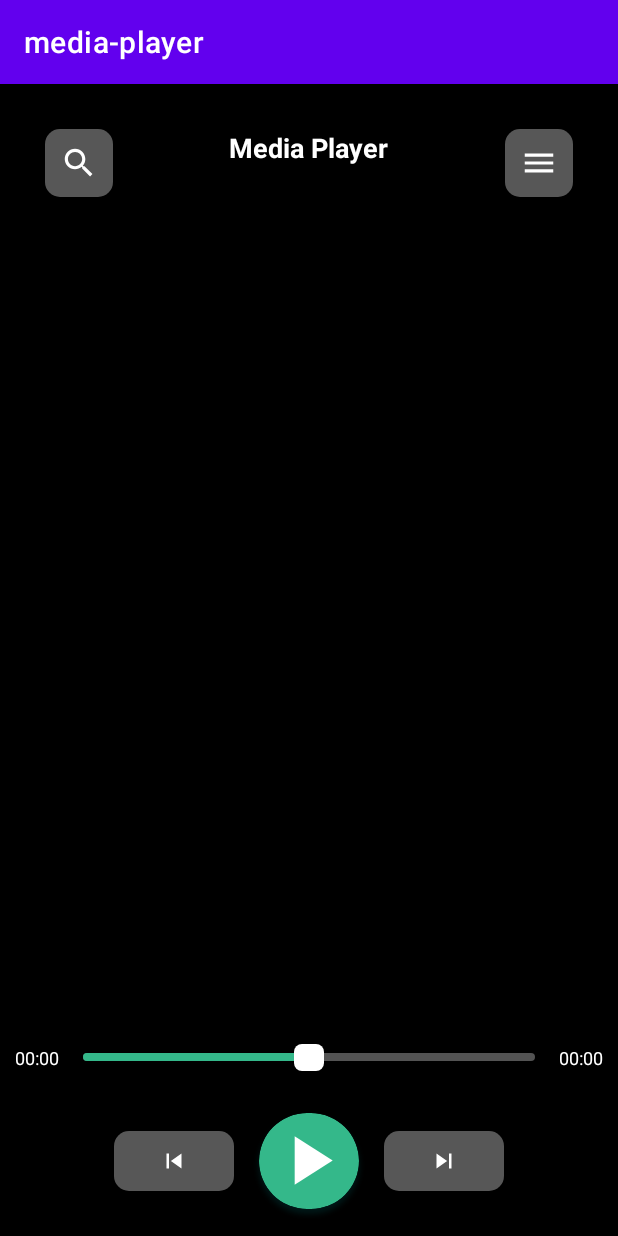
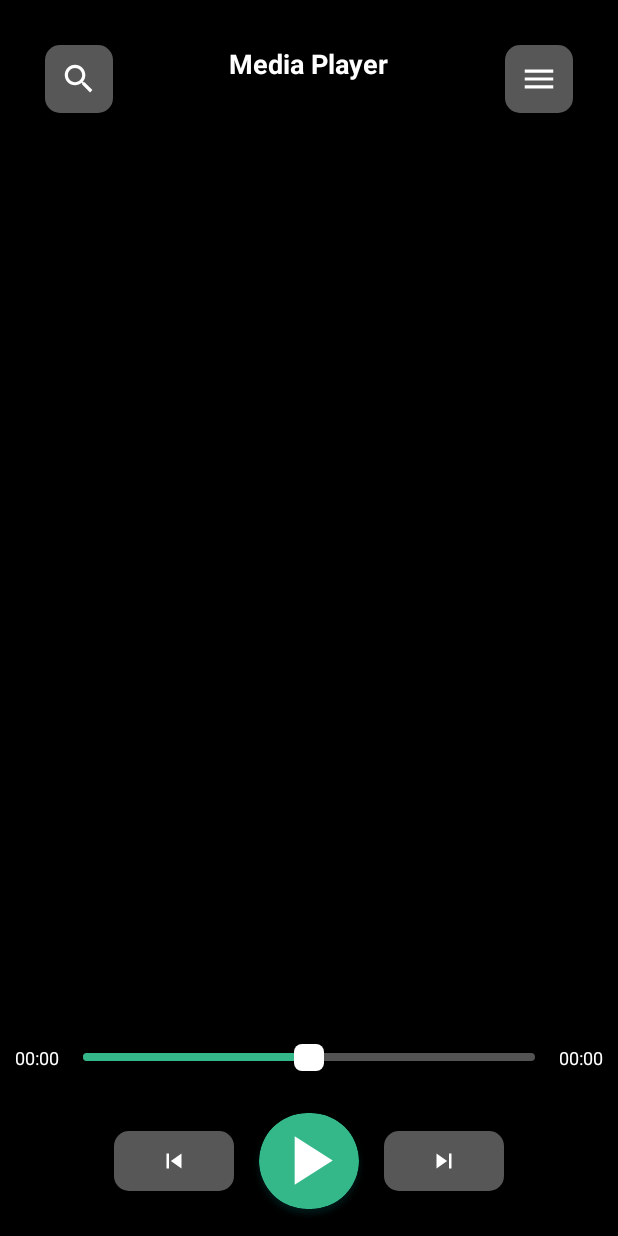
Before and after one commit to AnawaratneMANA/ANDROID-MEDIA-PLAYER, an Android app: the screen it shows after launch (MainActivity), on a phone screen of 412 x 824 dp. Run offline under Robolectric (Android 15) with nearby library versions, the phone set to English and light mode, and no system bars.

Commit message:
Removed the Action Bar

```diff
--- a/app/src/main/java/com/example/media_player/MainActivity.java
+++ b/app/src/main/java/com/example/media_player/MainActivity.java
@@ -20,6 +20,7 @@ import android.os.Build;
 import android.os.Bundle;
 import android.provider.MediaStore;
 import android.view.View;
+import android.view.WindowManager;
 import android.widget.ImageView;
 import android.widget.LinearLayout;
 import android.widget.SeekBar;
@@ -49,9 +50,10 @@ public class MainActivity extends AppCompatActivity implements SongChangeListene
     @Override
     protected void onCreate(Bundle savedInstanceState) {
         super.onCreate(savedInstanceState);
-        View decodeView = getWindow().getDecorView();
-        int options = View.SYSTEM_UI_FLAG_FULLSCREEN | View.SYSTEM_UI_FLAG_HIDE_NAVIGATION;
-        decodeView.setSystemUiVisibility(options);
+        //View decodeView = getWindow().getDecorView();
+        //int options = View.SYSTEM_UI_FLAG_FULLSCREEN | View.SYSTEM_UI_FLAG_HIDE_NAVIGATION;
+        //decodeView.setSystemUiVisibility(options);
+        getWindow().setFlags(WindowManager.LayoutParams.FLAG_FULLSCREEN,WindowManager.LayoutParams.FLAG_FULLSCREEN);
         setContentView(R.layout.activity_main);
 
         final LinearLayout searchButton = findViewById(R.id.search_button);
--- a/app/src/main/res/values/themes.xml
+++ b/app/src/main/res/values/themes.xml
@@ -1,6 +1,6 @@
 <resources xmlns:tools="http://schemas.android.com/tools">
     <!-- Base application theme. -->
-    <style name="Theme.Mediaplayer" parent="Theme.MaterialComponents.DayNight.DarkActionBar">
+    <style name="Theme.Mediaplayer" parent="Theme.MaterialComponents.DayNight.NoActionBar">
         <!-- Primary brand color. -->
         <item name="colorPrimary">@color/purple_500</item>
         <item name="colorPrimaryVariant">@color/purple_700</item>
```
